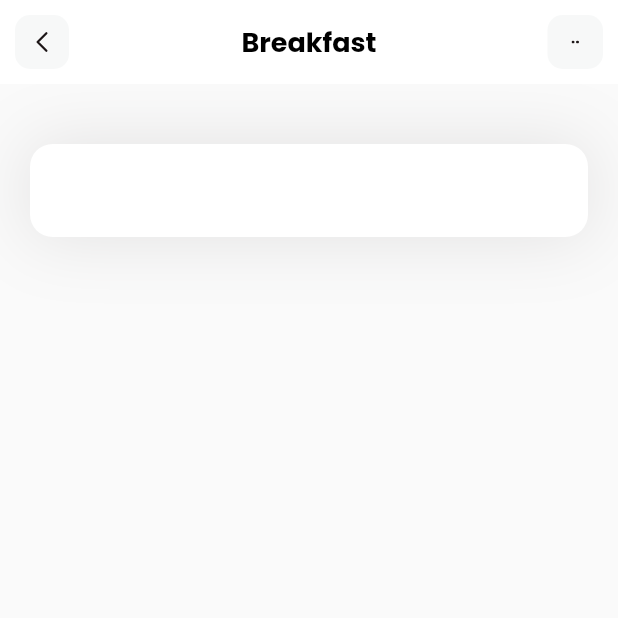
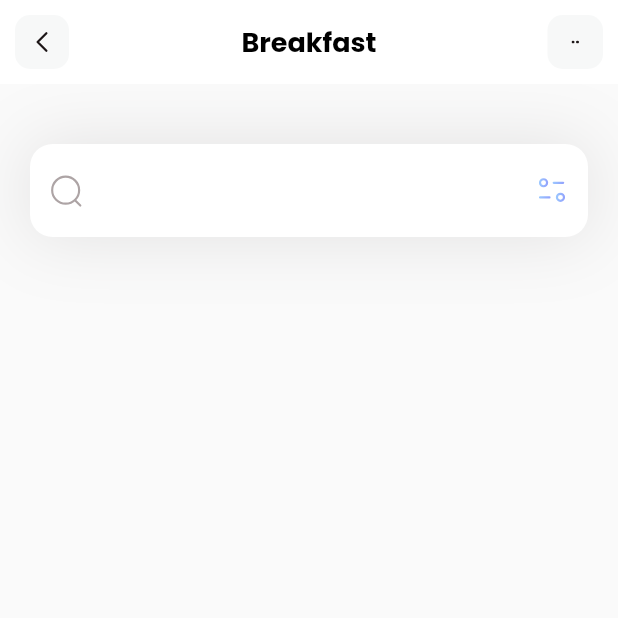
Before and after one commit to ej0x/fitness, a Flutter app: the screen it shows after launch, on a phone screen of 412 x 824 dp, the top half of it. Run offline on Flutter 3.47's test engine with Material 2 defaults, Android fonts, the phone set to English and light mode, and no system bars; our stand-ins replace flutter_svg.

Commit message:
searchbar icons

```diff
--- a/lib/pages/home.dart
+++ b/lib/pages/home.dart
@@ -24,6 +24,14 @@ class HomePage extends StatelessWidget {
               decoration: InputDecoration(
                 filled: true,
                 fillColor: Colors.white,
+                prefixIcon: Padding(
+                  padding: const EdgeInsets.all(12.0),
+                  child: SvgPicture.asset('assets/icons/Search.svg'),
+                ),
+                suffixIcon: Padding(
+                  padding: const EdgeInsets.all(12.0),
+                  child: SvgPicture.asset('assets/icons/Filter.svg'),
+                ),
                 border: OutlineInputBorder(
                     borderRadius: BorderRadius.circular(15),
                     borderSide: BorderSide.none),
```
